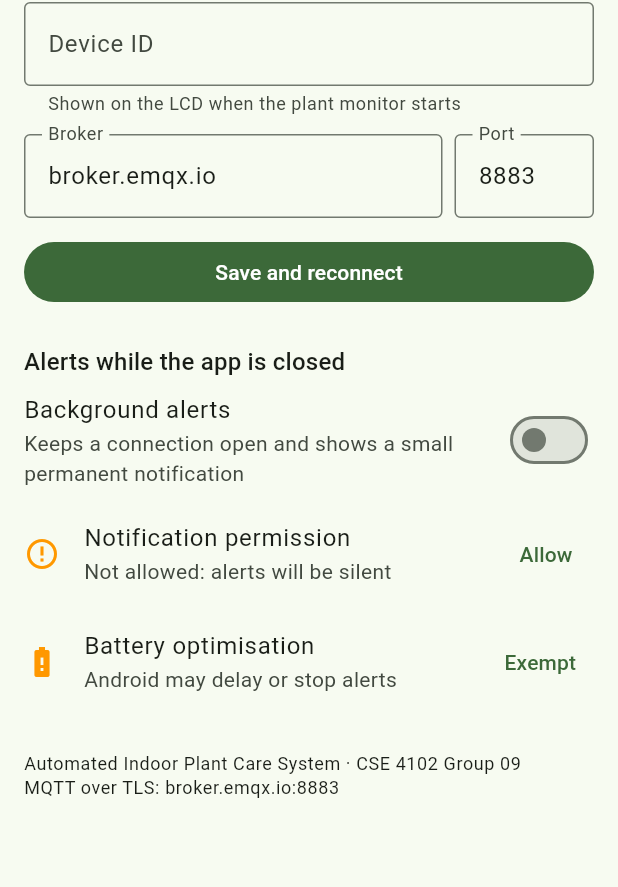
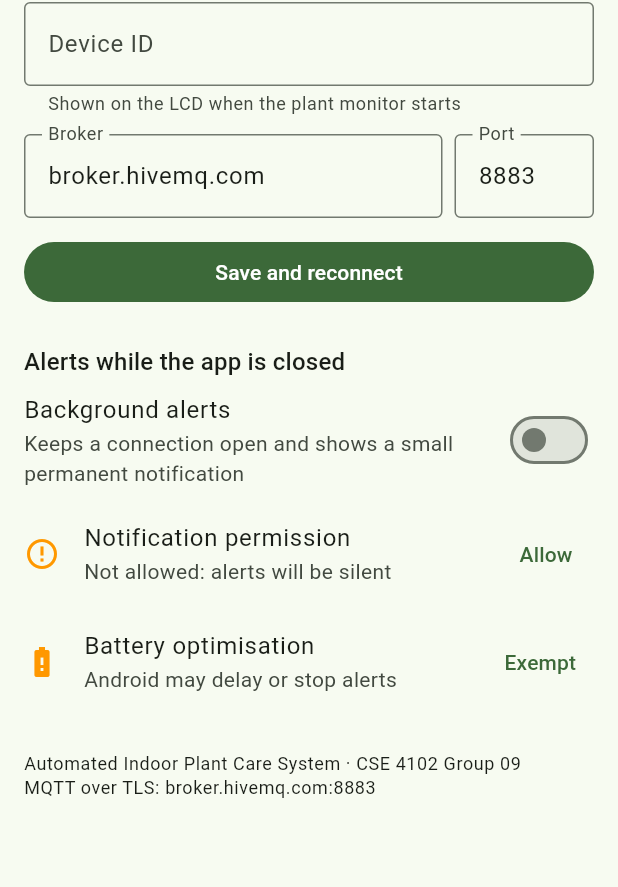
Before and after one commit to happinessisreal/automatedplatcare, a Flutter app: the screen it shows after launch, item 3 of the bottom bar chosen, on a phone screen of 412 x 824 dp. Shown: the part 148-1035 px from the top of the screen. Run offline on Flutter 3.47's test engine with Material 3 defaults, Android fonts, the phone set to English and light mode, and no system bars; our stand-ins replace flutter_local_notifications, shared_preferences; missing offline and left inert: flutter_foreground_task, mqtt_client.

Commit message:
Switch to broker.hivemq.com: broker.emqx.io now refuses connections
App and hardware use 8883 (TLS, Amazon Root CA 1); the simulation uses 1883.
The app now logs MQTT connect failures.

```diff
--- a/app/env.example.json
+++ b/app/env.example.json
@@ -1,5 +1,5 @@
 {
   "DEVICE_ID": "0123456789abcdef",
-  "MQTT_HOST": "broker.emqx.io",
+  "MQTT_HOST": "broker.hivemq.com",
   "MQTT_PORT": "8883"
 }
--- a/app/lib/mqtt_link.dart
+++ b/app/lib/mqtt_link.dart
@@ -1,6 +1,7 @@
 import 'dart:convert';
 import 'dart:math';
 
+import 'package:flutter/foundation.dart';
 import 'package:mqtt_client/mqtt_client.dart';
 import 'package:mqtt_client/mqtt_server_client.dart';
 
@@ -18,7 +19,8 @@ Future<MqttServerClient> connectMqtt(ConnectionSettings s, String role) async {
   client.connectionMessage = MqttConnectMessage().withClientIdentifier(clientId).startClean();
   try {
     await client.connect();
-  } catch (_) {
+  } catch (e) {
+    debugPrint('[mqtt] $role connect to ${s.host}:${s.port} failed: $e');
     client.disconnect();
     rethrow;
   }
--- a/app/lib/settings.dart
+++ b/app/lib/settings.dart
@@ -12,7 +12,7 @@ class ConnectionSettings {
 
   /// Build-time defaults from `--dart-define-from-file=env.json`, so the device ID isn't in the source.
   static const defaults = ConnectionSettings(
-    host: String.fromEnvironment('MQTT_HOST', defaultValue: 'broker.emqx.io'),
+    host: String.fromEnvironment('MQTT_HOST', defaultValue: 'broker.hivemq.com'),
     port: int.fromEnvironment('MQTT_PORT', defaultValue: 8883),
     deviceId: String.fromEnvironment('DEVICE_ID'),
   );
--- a/tools/mqtt_tools/lib/mqtt_tools.dart
+++ b/tools/mqtt_tools/lib/mqtt_tools.dart
@@ -6,7 +6,7 @@ import 'package:mqtt_client/mqtt_client.dart';
 import 'package:mqtt_client/mqtt_server_client.dart';
 
 // Must match include/plant_config.h and docs/mqtt-contract.md.
-const brokerHost = 'broker.emqx.io';
+const brokerHost = 'broker.hivemq.com';
 const brokerPort = 8883;
 
 /// The device ID from `--id <id>`, or else from the firmware's include/secrets.h.
```
Also changed, not shown: 3 other files.
